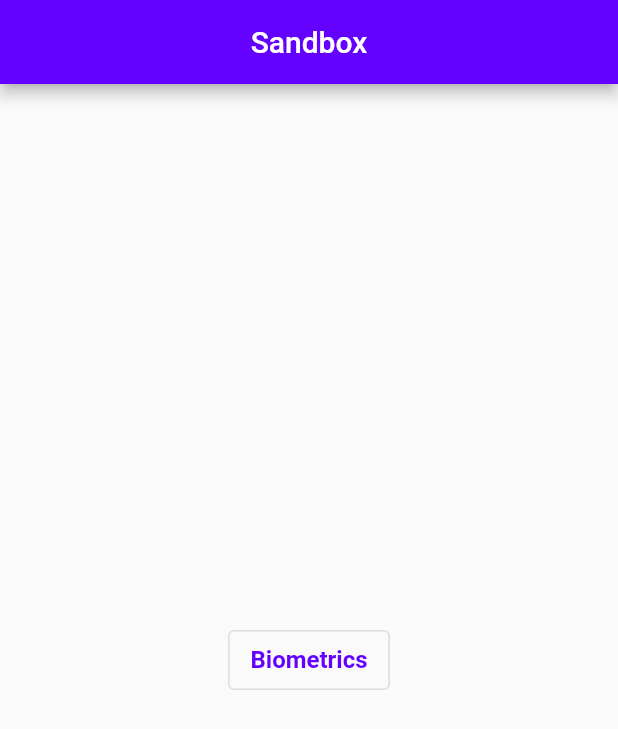
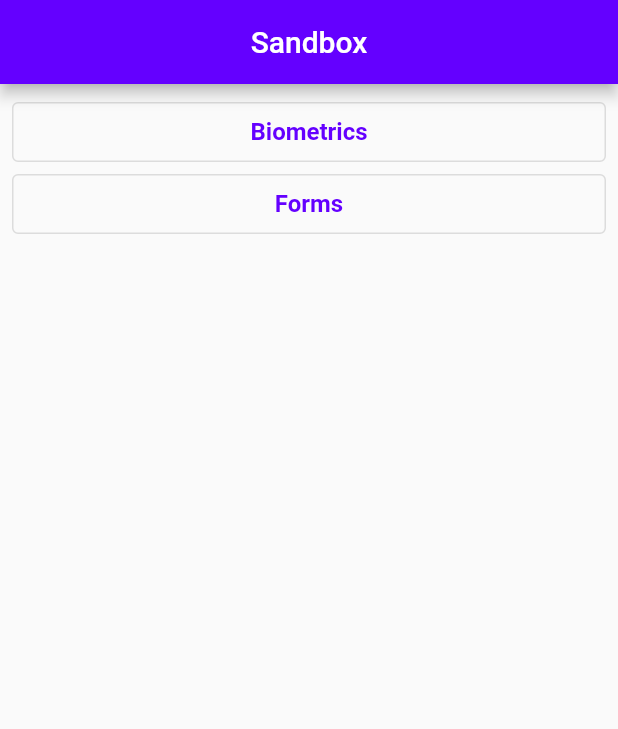
Before and after one commit to jp-ong/flutter-sandbox, a Flutter app: the screen it shows after launch, on a phone screen of 412 x 824 dp. Shown: the top 729 px of the screen. Run offline on Flutter 3.47's test engine with Material 2 defaults, Android fonts, the phone set to English and light mode, and no system bars; our stand-ins replace get, local_auth; missing offline and left inert: local_auth_android, local_auth_ios.

```diff
--- a/lib/app/modules/home/views/home_view.dart
+++ b/lib/app/modules/home/views/home_view.dart
@@ -14,11 +14,18 @@ class HomeView extends GetView<HomeController> {
         title: const Text('Sandbox'),
         centerTitle: true,
       ),
-      body: Center(
-        child: OutlinedButton(
-          onPressed: () => Get.toNamed(Routes.BIOMETRICS),
-          child: const Text('Biometrics'),
-        ),
+      body: ListView(
+        padding: const EdgeInsets.all(8),
+        children: [
+          OutlinedButton(
+            onPressed: () => Get.toNamed(Routes.BIOMETRICS),
+            child: const Text('Biometrics'),
+          ),
+          OutlinedButton(
+            onPressed: () => Get.toNamed(Routes.FORMS),
+            child: const Text('Forms'),
+          ),
+        ],
       ),
     );
   }
--- a/lib/app/routes/app_pages.dart
+++ b/lib/app/routes/app_pages.dart
@@ -2,6 +2,8 @@ import 'package:get/get.dart';
 
 import '../modules/biometrics/bindings/biometrics_binding.dart';
 import '../modules/biometrics/views/biometrics_view.dart';
+import '../modules/forms/bindings/forms_binding.dart';
+import '../modules/forms/views/forms_view.dart';
 import '../modules/home/bindings/home_binding.dart';
 import '../modules/home/views/home_view.dart';
 
@@ -23,5 +25,10 @@ class AppPages {
       page: () => const BiometricsView(),
       binding: BiometricsBinding(),
     ),
+    GetPage(
+      name: _Paths.FORMS,
+      page: () => const FormsView(),
+      binding: FormsBinding(),
+    ),
   ];
 }
--- a/lib/app/routes/app_routes.dart
+++ b/lib/app/routes/app_routes.dart
@@ -5,10 +5,12 @@ abstract class Routes {
   Routes._();
   static const HOME = _Paths.HOME;
   static const BIOMETRICS = _Paths.BIOMETRICS;
+  static const FORMS = _Paths.FORMS;
 }
 
 abstract class _Paths {
   _Paths._();
   static const HOME = '/home';
   static const BIOMETRICS = '/biometrics';
+  static const FORMS = '/forms';
 }
--- a/lib/main.dart
+++ b/lib/main.dart
@@ -39,7 +39,8 @@ void main() {
       style: TextButton.styleFrom(
         minimumSize: const Size(0, 40),
       ),
-      ));
+    ),
+  );
 
   runApp(
     GetMaterialApp(
```
Also changed, not shown: lib/app/modules/forms/bindings/forms_binding.dart (added, +12 -0 lines), lib/app/modules/forms/controllers/forms_controller.dart (added, +23 -0 lines), lib/app/modules/forms/views/forms_view.dart (added, +24 -0 lines). Lines whose indentation alone changed are shown as unchanged.
